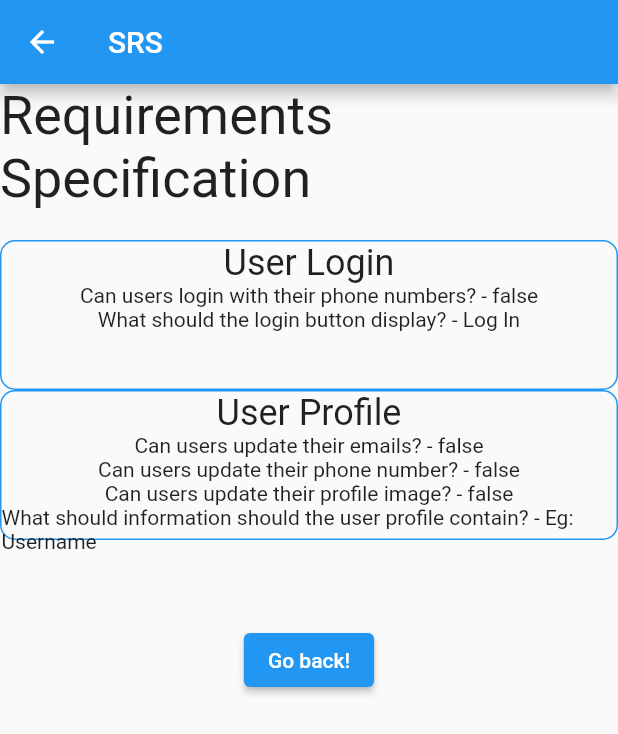
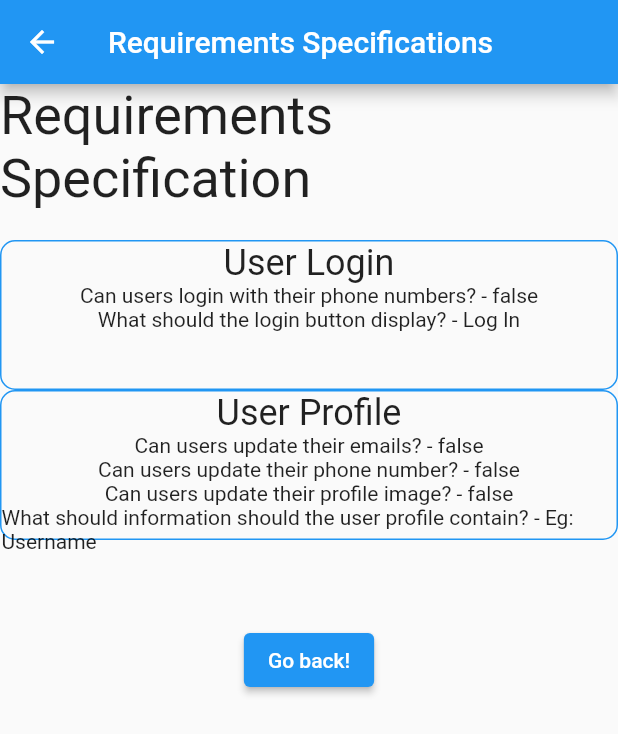
Before and after one commit to ElBatanony/ProtoFast, a Flutter app: the screen it shows after launch, after a tap on "Generate SRS", on a phone screen of 412 x 824 dp. Shown: the top 734 px of the screen. Run offline on Flutter 3.47's test engine with Material 2 defaults, Android fonts, the phone set to English and light mode, and no system bars.

Commit message:
Rename SRS screen title to "Requirements Specifications"

```diff
--- a/lib/screens/srs_screen.dart
+++ b/lib/screens/srs_screen.dart
@@ -9,7 +9,7 @@
   Widget build(BuildContext context) {
     return Scaffold(
       appBar: AppBar(
-        title: const Text("SRS"),
+        title: const Text("Requirements Specifications"),
       ),
       body: Center(
         child: Column(
```
